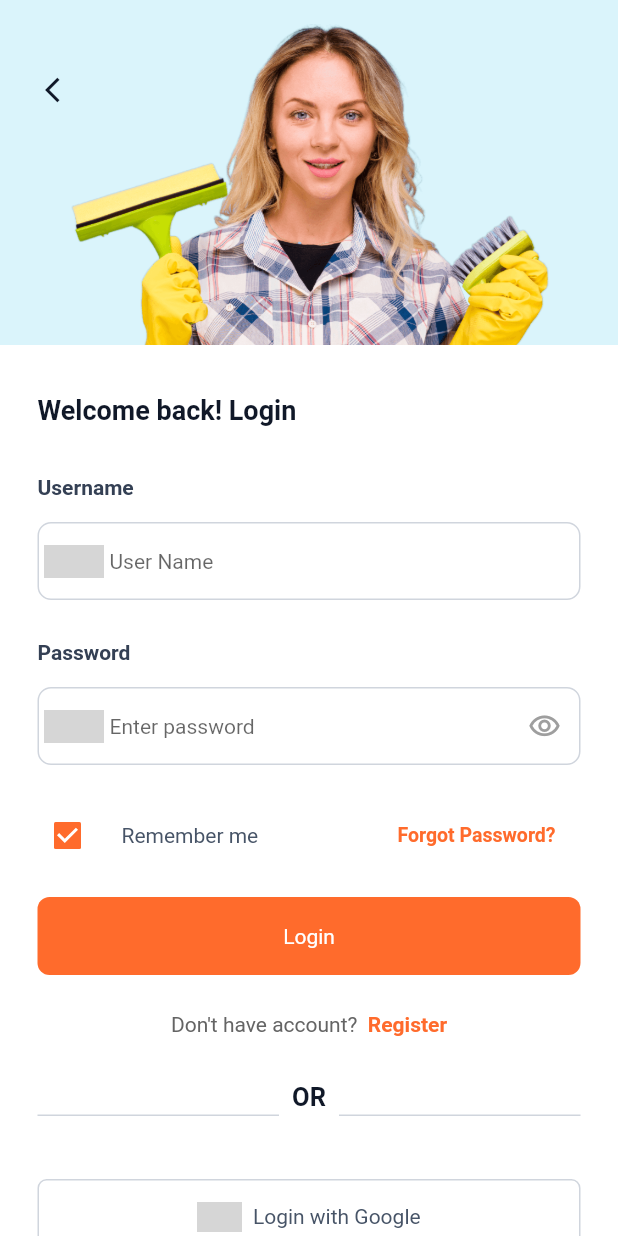
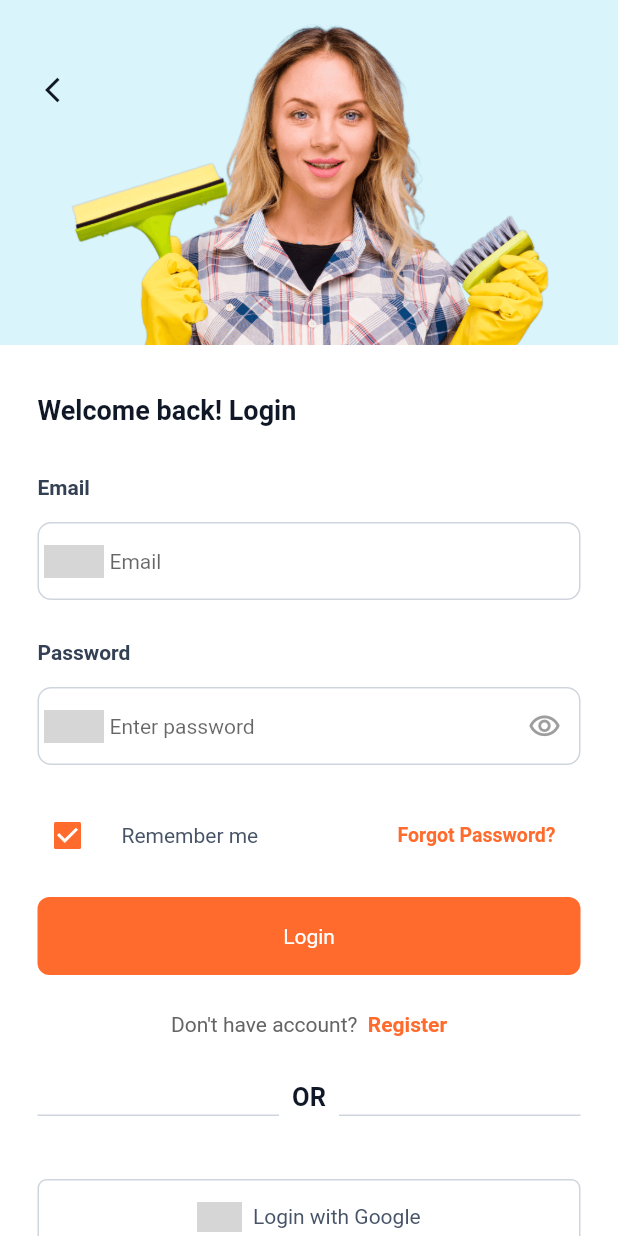
Before and after one commit to santhosh2119/qixer-app, a Flutter app: the LoginPage screen opened directly, on a phone screen of 412 x 824 dp. Run offline on Flutter 3.47's test engine with Material 2 defaults, Android fonts, the phone set to English and light mode, and no system bars; our stand-ins replace auto_size_text, cached_network_image, carousel_slider, connectivity, flutter_spinkit, flutter_svg and 8 more; missing offline and left inert: flutterzilla_fixed_grid; accounts and stored records are empty; grey boxes are pictures that could not be loaded.

Commit message:
login api implemented

```diff
--- a/lib/main.dart
+++ b/lib/main.dart
@@ -5,8 +5,10 @@ import 'package:qixer/service/all_services_service.dart';
 import 'package:qixer/service/book_confirmation_service.dart';
 import 'package:qixer/service/book_steps_service.dart';
 import 'package:qixer/service/country_states_service.dart';
+import 'package:qixer/service/login_service.dart';
 import 'package:qixer/service/signup_service.dart';
 import 'package:qixer/view/intro/introduction_page.dart';
+import 'package:qixer/view/intro/splash.dart';
 
 void main() {
   runApp(const MyApp());
@@ -26,6 +28,7 @@ class MyApp extends StatelessWidget {
         ChangeNotifierProvider(create: (_) => BookConfirmationService()),
         ChangeNotifierProvider(create: (_) => BookStepsService()),
         ChangeNotifierProvider(create: (_) => AllServicesService()),
+        ChangeNotifierProvider(create: (_) => LoginService()),
       ],
       child: MaterialApp(
         debugShowCheckedModeBanner: false,
@@ -33,7 +36,7 @@ class MyApp extends StatelessWidget {
         theme: ThemeData(
           primarySwatch: Colors.blue,
         ),
-        home: const IntroductionPage(),
+        home: const SplashScreen(),
       ),
     );
   }
--- a/lib/view/auth/login/login.dart
+++ b/lib/view/auth/login/login.dart
@@ -1,5 +1,7 @@
 import 'package:flutter/gestures.dart';
 import 'package:flutter/material.dart';
+import 'package:provider/provider.dart';
+import 'package:qixer/service/login_service.dart';
 import 'package:qixer/view/auth/login/location_select_after_login.dart';
 import 'package:qixer/view/auth/login/login_helper.dart';
 import 'package:qixer/view/auth/reset_password/reset_pass_email_page.dart';
@@ -7,8 +9,6 @@ import 'package:qixer/view/auth/signup/signup.dart';
 import 'package:qixer/view/utils/common_helper.dart';
 import 'package:qixer/view/utils/constant_colors.dart';
 import 'package:qixer/view/utils/custom_input.dart';
-
-import '../../home/landing_page.dart';
 import '../../utils/constant_styles.dart';
 
 class LoginPage extends StatefulWidget {
@@ -97,17 +97,17 @@ class _LoginPageState extends State<LoginPage> {
                       ),
 
                       //Name ============>
-                      CommonHelper().labelCommon("Username"),
+                      CommonHelper().labelCommon("Email"),
 
                       CustomInput(
                         controller: emailController,
                         validation: (value) {
                           if (value == null || value.isEmpty) {
-                            return 'Please enter your username';
+                            return 'Please enter your email';
                           }
                           return null;
                         },
-                        hintText: "User Name",
+                        hintText: "Email",
                         icon: 'assets/icons/user.png',
                         textInputAction: TextInputAction.next,
                       ),
@@ -244,17 +244,23 @@ class _LoginPageState extends State<LoginPage> {
                       const SizedBox(
                         height: 13,
                       ),
-                      CommonHelper().buttonOrange("Login", () {
-                        if (_formKey.currentState!.validate()) {}
 
-                        Navigator.pushReplacement<void, void>(
-                          context,
-                          MaterialPageRoute<void>(
-                            builder: (BuildContext context) =>
-                                const LocationSelectAfterLoginPage(),
-                          ),
-                        );
-                      }),
+                      Consumer<LoginService>(
+                        builder: (context, provider, child) => CommonHelper()
+                            .buttonOrange("Login", () {
+                          if (_formKey.currentState!.validate()) {
+                            if (provider.isloading == false) {
+                              provider.login(
+                                  emailController.text.trim(),
+                                  passwordController.text,
+                                  context,
+                                  keepLoggedIn);
+                            }
+                          }
+                        },
+                                isloading:
+                                    provider.isloading == false ? false : true),
+                      ),
 
                       const SizedBox(
                         height: 25,
--- a/lib/view/utils/common_helper.dart
+++ b/lib/view/utils/common_helper.dart
@@ -1,6 +1,7 @@
 import 'package:cached_network_image/cached_network_image.dart';
 import 'package:flutter/material.dart';
 import 'package:qixer/view/utils/constant_colors.dart';
+import 'package:qixer/view/utils/others_helper.dart';
 
 import '../../service/book_steps_service.dart';
 
@@ -56,7 +57,7 @@ class CommonHelper {
   }
 
   //common orange button =======>
-  buttonOrange(String title, VoidCallback pressed) {
+  buttonOrange(String title, VoidCallback pressed, {isloading = false}) {
     return InkWell(
       onTap: pressed,
       child: Container(
@@ -65,13 +66,15 @@ class CommonHelper {
           padding: const EdgeInsets.symmetric(vertical: 18),
           decoration: BoxDecoration(
               color: cc.primaryColor, borderRadius: BorderRadius.circular(8)),
-          child: Text(
-            title,
-            style: const TextStyle(
-              color: Colors.white,
-              fontSize: 14,
-            ),
-          )),
+          child: isloading == false
+              ? Text(
+                  title,
+                  style: const TextStyle(
+                    color: Colors.white,
+                    fontSize: 14,
+                  ),
+                )
+              : OthersHelper().showLoading(Colors.white)),
     );
   }
 
--- a/lib/view/utils/others_helper.dart
+++ b/lib/view/utils/others_helper.dart
@@ -10,7 +10,7 @@ class OthersHelper with ChangeNotifier {
   showLoading(Color color) {
     return SpinKitThreeBounce(
       color: color,
-      size: 20.0,
+      size: 16.0,
     );
   }
 
@@ -36,3 +36,5 @@ class OthersHelper with ChangeNotifier {
         fontSize: 16.0);
   }
 }
+
+String baseApi = 'https://nazmul.xgenious.com/qixer_with_api/api/v1';
--- a/pubspec.yaml
+++ b/pubspec.yaml
@@ -30,6 +30,7 @@ dependencies:
   auto_size_text: ^3.0.0
   cached_network_image: ^3.2.0
   carousel_slider: ^4.0.0
+  connectivity: ^3.0.6
   cupertino_icons: ^1.0.2
   flutter:
     sdk: flutter
@@ -42,6 +43,7 @@ dependencies:
   pin_code_fields: ^7.4.0
   provider: ^6.0.2
   rflutter_alert: ^2.0.4
+  shared_preferences: ^2.0.13
   sliding_up_panel: ^2.0.0+1
   step_progress_indicator: ^1.0.2
 
```
Also changed, not shown: lib/service/login_service.dart (added, +93 -0 lines), lib/service/splash_service.dart (added, +50 -0 lines), lib/view/intro/splash.dart (added, +51 -0 lines), assets/images/logo.png (added), pubspec.lock.
